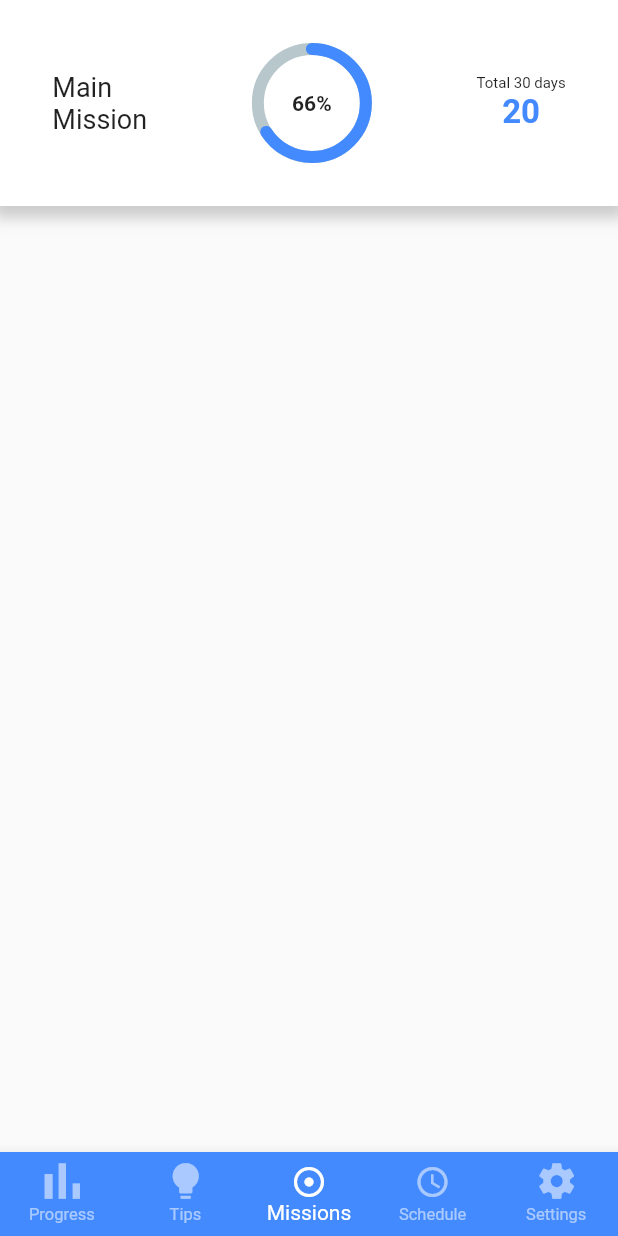
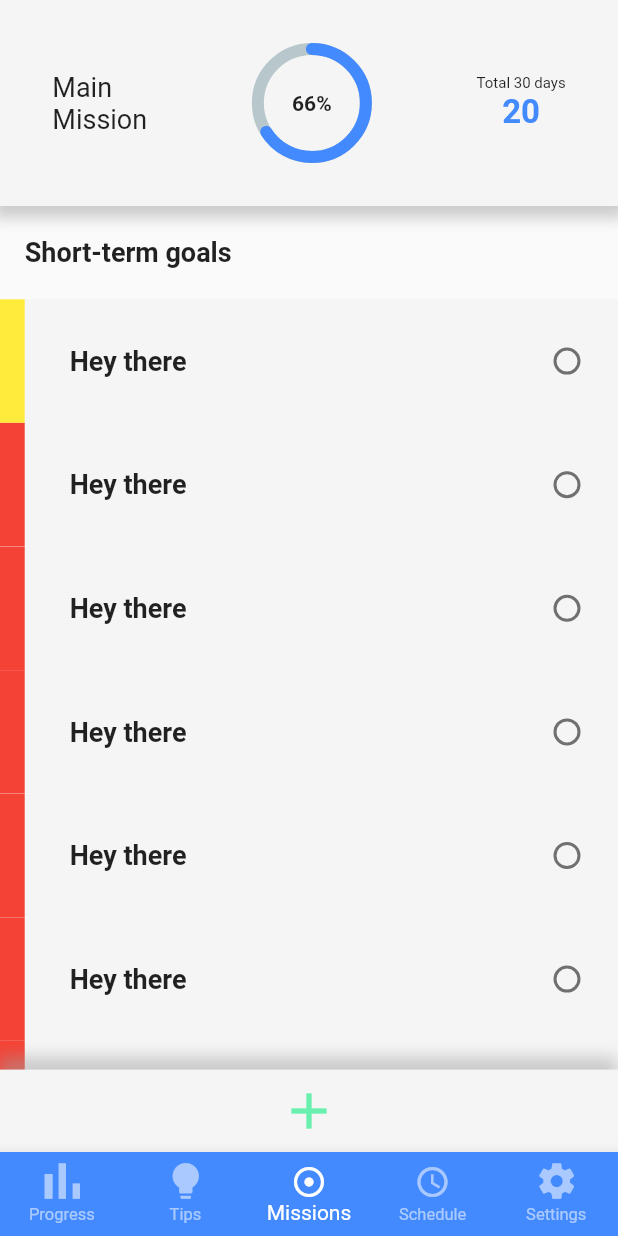
Before and after one commit to Negm101/Quit-Smoking-App, a Flutter app: the screen it shows after launch, item 3 of the bottom bar chosen, on a phone screen of 412 x 824 dp. Run offline on Flutter 3.47's test engine with Material 2 defaults, Android fonts, the phone set to English and light mode, and no system bars; drawn by our look-alikes of percent_indicator; our stand-ins replace circular_check_box.

Commit message:
v0.14 finished missions gui main screen

```diff
--- a/lib/screens/missions.dart
+++ b/lib/screens/missions.dart
@@ -1,26 +1,68 @@
 import 'package:flutter/material.dart';
 import 'package:percent_indicator/percent_indicator.dart';
+import 'package:circular_check_box/circular_check_box.dart';
+import 'package:quit_smoking_app/custom_icons.dart';
 
-class MissionsContainerScreen extends StatelessWidget {
-  MissionsContainerScreen();
+class MissionsContainerScreen extends StatefulWidget {
+  const MissionsContainerScreen({Key key}) : super(key: key);
+
+  @override
+  _MissionsContainerState createState() => _MissionsContainerState();
+}
+
+class _MissionsContainerState extends State<MissionsContainerScreen> {
+  bool _isChecked = false;
 
   @override
   Widget build(BuildContext context) {
-    return Column(
+    return Stack(
+      children: [
+        Container(
+          margin: EdgeInsets.only(top: MediaQuery.of(context).size.height / 6, bottom: MediaQuery.of(context).size.height/15),
+          child: ListView(
+            physics: BouncingScrollPhysics(),
+            children: [
+              Container(
+                margin: EdgeInsets.only(
+                    left: MediaQuery.of(context).size.width / 25,
+                    bottom: MediaQuery.of(context).size.height / 40,
+                    top: MediaQuery.of(context).size.height / 40),
+                child: Text('Short-term goals',
+                    style:
+                        TextStyle(fontSize: 18, fontWeight: FontWeight.bold)),
+              ),
+              shortTermGoals(context, Colors.yellow, 'Hey there'),
+              shortTermGoals(context, Colors.red, 'Hey there'),
+              shortTermGoals(context, Colors.red, 'Hey there'),
+              shortTermGoals(context, Colors.red, 'Hey there'),
+              shortTermGoals(context, Colors.red, 'Hey there'),
+              shortTermGoals(context, Colors.red, 'Hey there'),
+              shortTermGoals(context, Colors.red, 'Hey there'),
+              shortTermGoals(context, Colors.red, 'Hey there'),
+              shortTermGoals(context, Colors.red, 'Hey there'),
+              shortTermGoals(context, Colors.red, 'Hey there'),
+              shortTermGoals(context, Colors.red, 'Hey there'),
+            ],
+          ),
+        ),
+        Column(
+          mainAxisAlignment: MainAxisAlignment.spaceBetween,
           children: [
             topBar(context),
+            bottomBarAddButton(context),
+          ],
+        ),
       ],
     );
-
   }
 
-  Widget topBar(BuildContext context){
+  Widget topBar(BuildContext context) {
     return Container(
         margin: EdgeInsets.only(bottom: 60),
-      height: MediaQuery.of(context).size.height/6,
+        height: MediaQuery.of(context).size.height / 6,
         width: MediaQuery.of(context).size.width,
         decoration: BoxDecoration(
-        color: Colors.white,
+          color: Colors.grey[100],
           boxShadow: [
             BoxShadow(
               color: Colors.grey.withOpacity(0.5),
@@ -39,8 +81,14 @@ class MissionsContainerScreen extends StatelessWidget {
                 mainAxisAlignment: MainAxisAlignment.center,
                 crossAxisAlignment: CrossAxisAlignment.start,
                 children: [
-                Text('Main', style: TextStyle(fontSize: 18),),
-                Text('Mission', style: TextStyle(fontSize: 18),),
+                  Text(
+                    'Main',
+                    style: TextStyle(fontSize: 18),
+                  ),
+                  Text(
+                    'Mission',
+                    style: TextStyle(fontSize: 18),
+                  ),
                 ],
               ),
             ),
@@ -52,44 +100,101 @@ class MissionsContainerScreen extends StatelessWidget {
                 mainAxisAlignment: MainAxisAlignment.center,
                 crossAxisAlignment: CrossAxisAlignment.center,
                 children: [
-                Text('Total 30 days', style: TextStyle(fontSize: 10),),
-                Text('20', style: TextStyle(fontSize: 22, color: Colors.blueAccent, fontWeight: FontWeight.bold),),
+                  Text(
+                    'Total 30 days',
+                    style: TextStyle(fontSize: 10),
+                  ),
+                  Text(
+                    '20',
+                    style: TextStyle(
+                        fontSize: 22,
+                        color: Colors.blueAccent,
+                        fontWeight: FontWeight.bold),
+                  ),
                 ],
               ),
             ),
-      ],)
-    );
+          ],
+        ));
   }
-  Widget shortTermGoals(BuildContext context, Color priorityColor, String title){
+
+  Widget bottomBarAddButton(BuildContext context) {
     return Container(
-      height: MediaQuery.of(context).size.height/10,
       width: MediaQuery.of(context).size.width,
+      height: MediaQuery.of(context).size.height/15,
       decoration: BoxDecoration(
-        color: Colors.white,
+        color: Colors.grey[100],
         boxShadow: [
           BoxShadow(
             color: Colors.grey.withOpacity(0.5),
             spreadRadius: .1,
             blurRadius: 8,
-            offset: Offset(0, 8), // changes position of shadow
+            offset: Offset(0, -8), // changes position of shadow
           ),
         ],
+      ),
+      child: FlatButton(
+        child: Icon(Icons.add, color: Colors.greenAccent,size: 40,),
       ),
     );
   }
 
-  Widget progressCircle(double percent){
-    int percentPrint =  percent.toInt(); // casts percent to int for display
+  Widget shortTermGoals(
+      BuildContext context, Color priorityColor, String title) {
+    return Container(
+      height: MediaQuery.of(context).size.height / 10,
+      width: MediaQuery.of(context).size.width,
+      child: Container(
+          color: Colors.grey[100],
+          child: Row(
+            mainAxisAlignment: MainAxisAlignment.spaceBetween,
+            children: [
+              Row(
+                children: [
+                  Container(
+                    height: MediaQuery.of(context).size.height,
+                    width: MediaQuery.of(context).size.width / 25,
+                    color: priorityColor,
+                  ),
+                  Container(
+                    margin: EdgeInsets.only(left: 30),
+                    child: Text(title,
+                        style: TextStyle(
+                            fontSize: 18, fontWeight: FontWeight.bold)),
+                  )
+                ],
+              ),
+              Container(
+                margin: EdgeInsets.only(right: 10),
+                child: CircularCheckBox(
+                  value: _isChecked,
+                  onChanged: (bool value) {
+                    setState(() {
+                      _isChecked = value;
+                    });
+                  },
+                ),
+              )
+            ],
+          )),
+    );
+  }
+
+  Widget progressCircle(double percent) {
+    int percentPrint = percent.toInt(); // casts percent to int for display
     return CircularPercentIndicator(
       circularStrokeCap: CircularStrokeCap.round,
       radius: 80.0,
       lineWidth: 8.0,
-      percent: percent/100,
-      //animation: true,
-      //animationDuration: 750,
-      center: new Text('$percentPrint%', style: TextStyle(fontWeight: FontWeight.bold),textAlign: TextAlign.center,),
+      percent: percent / 100,
+      animation: true,
+      animationDuration: 800,
+      center: new Text(
+        '$percentPrint%',
+        style: TextStyle(fontWeight: FontWeight.bold),
+        textAlign: TextAlign.center,
+      ),
       progressColor: Colors.blueAccent,
     );
   }
-
 }
--- a/pubspec.yaml
+++ b/pubspec.yaml
@@ -24,7 +24,7 @@ dependencies:
   flutter:
     sdk: flutter
   percent_indicator: ^2.1.7+4
-
+  circular_check_box: ^1.0.4
 
   # The following adds the Cupertino Icons font to your application.
   # Use with the CupertinoIcons class for iOS style icons.
```
Also changed, not shown: pubspec.lock. Lines whose indentation alone changed are shown as unchanged.
